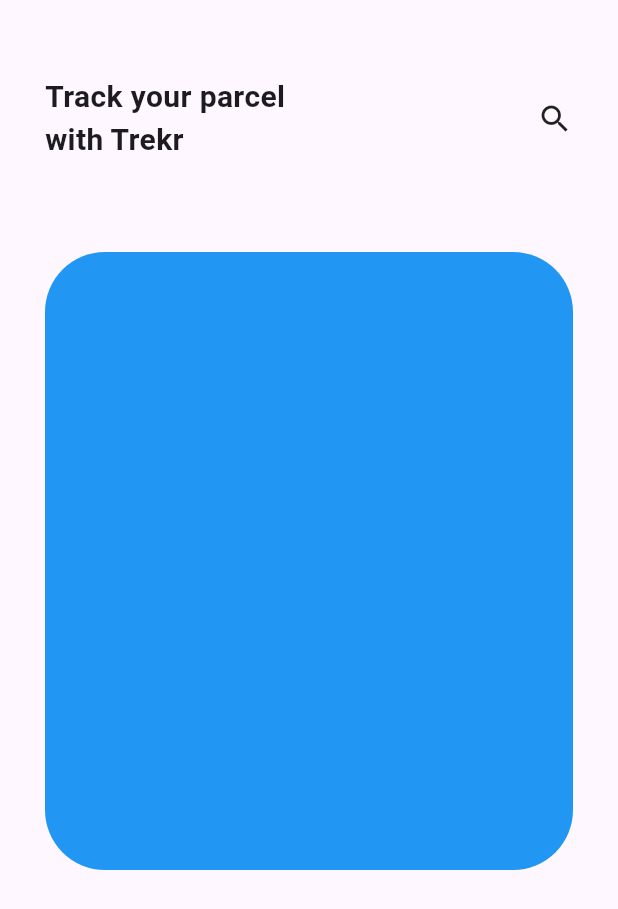
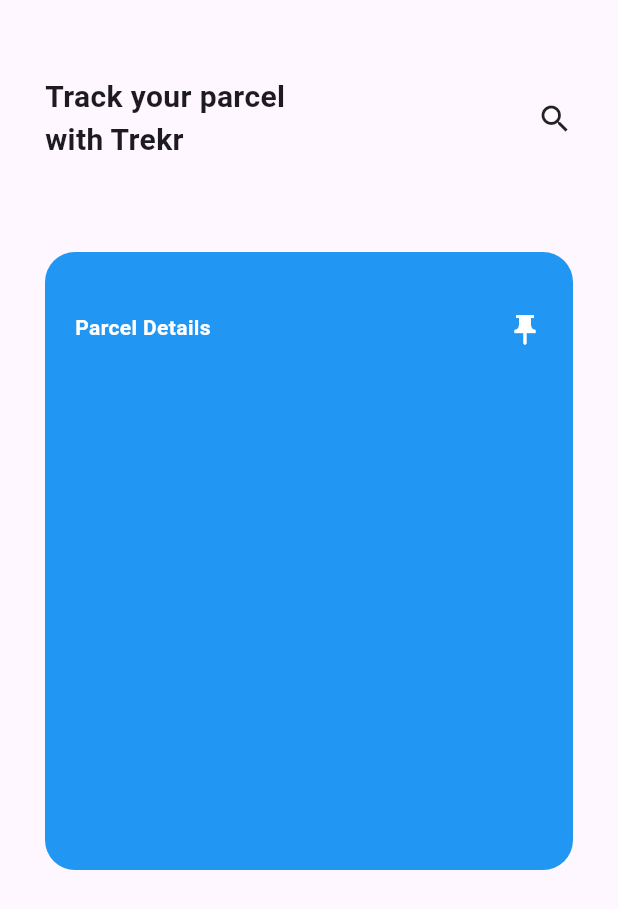
Before and after one commit to tinashemahwenda/trekr, a Flutter app: the TrekrProduct screen opened directly, on a phone screen of 412 x 824 dp. Shown: the top 909 px of the screen. Run offline on Flutter 3.47's test engine with Material 3 defaults, Android fonts, the phone set to English and light mode, and no system bars.

Commit message:
added more padding to the box stuff

```diff
--- a/lib/screens/trekr_product.dart
+++ b/lib/screens/trekr_product.dart
@@ -42,7 +42,30 @@ class TrekrProduct extends StatelessWidget {
               height: height / 2,
               decoration: BoxDecoration(
                 color: Colors.blue,
-                borderRadius: BorderRadius.circular(40),
+                borderRadius: BorderRadius.circular(20),
+              ),
+              child: Padding(
+                padding: const EdgeInsets.symmetric(
+                  vertical: 40.0,
+                  horizontal: 20.0,
+                ),
+                child: Row(
+                  crossAxisAlignment: CrossAxisAlignment.start,
+                  mainAxisAlignment: MainAxisAlignment.spaceBetween,
+                  children: [
+                    Text(
+                      'Parcel Details',
+                      style: TextStyle(
+                        fontWeight: FontWeight.bold,
+                        color: Colors.white,
+                      ),
+                    ),
+                    Icon(
+                      Icons.push_pin_sharp,
+                      color: Colors.white,
+                    ),
+                  ],
+                ),
               ),
             )
           ],
```
